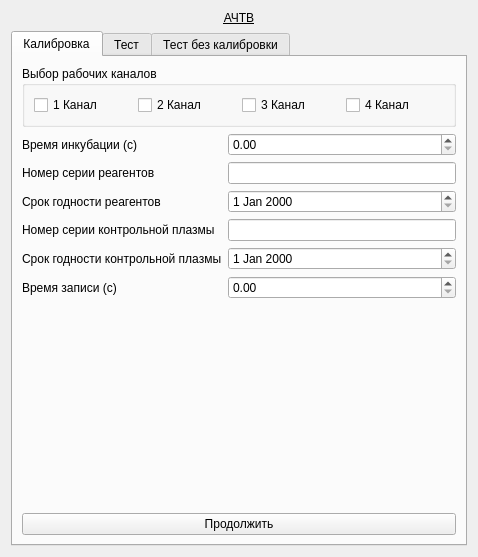
Before: the Qt Designer form choisedialog/ko2.ui in krang4d/Agrekola, drawn with Qt 5.
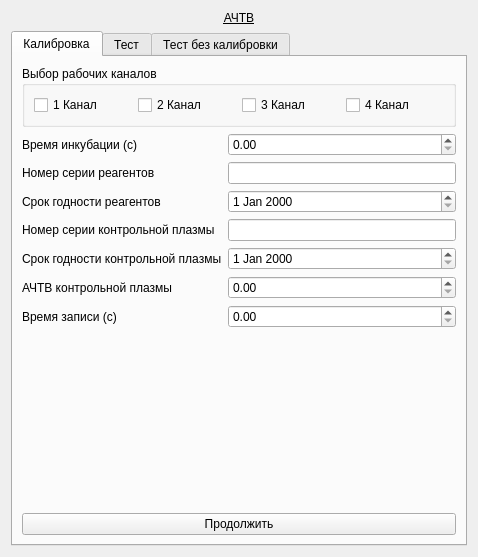
After: the same form once the commit is applied.

Commit message: add checkbox k1, k2, k3, k4 to calibration xml

The edit to the form file:
```diff
--- a/choisedialog/ko2.ui
+++ b/choisedialog/ko2.ui
@@ -127,16 +127,26 @@
          <item row="4" column="1">
           <widget class="QDateEdit" name="dateEdit_calibPlazma"/>
          </item>
-         <item row="5" column="0">
+         <item row="6" column="0">
           <widget class="QLabel" name="label">
            <property name="text">
             <string>Время записи (c)</string>
            </property>
           </widget>
          </item>
-         <item row="5" column="1">
+         <item row="6" column="1">
           <widget class="QDoubleSpinBox" name="doubleSpinBox_calibWriteTime"/>
          </item>
+         <item row="5" column="0">
+          <widget class="QLabel" name="label_2">
+           <property name="text">
+            <string>АЧТВ контрольной плазмы</string>
+           </property>
+          </widget>
+         </item>
+         <item row="5" column="1">
+          <widget class="QDoubleSpinBox" name="doubleSpinBox_a4tv"/>
+         </item>
         </layout>
        </item>
        <item>
```
The commit also changes 5 other files.
